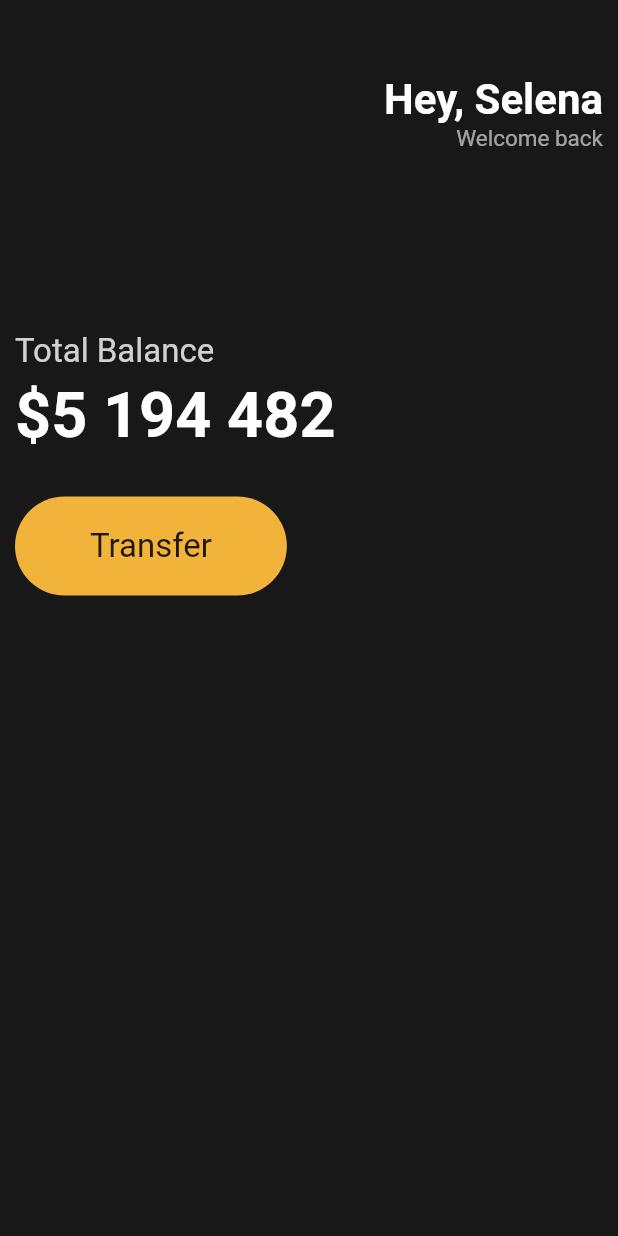
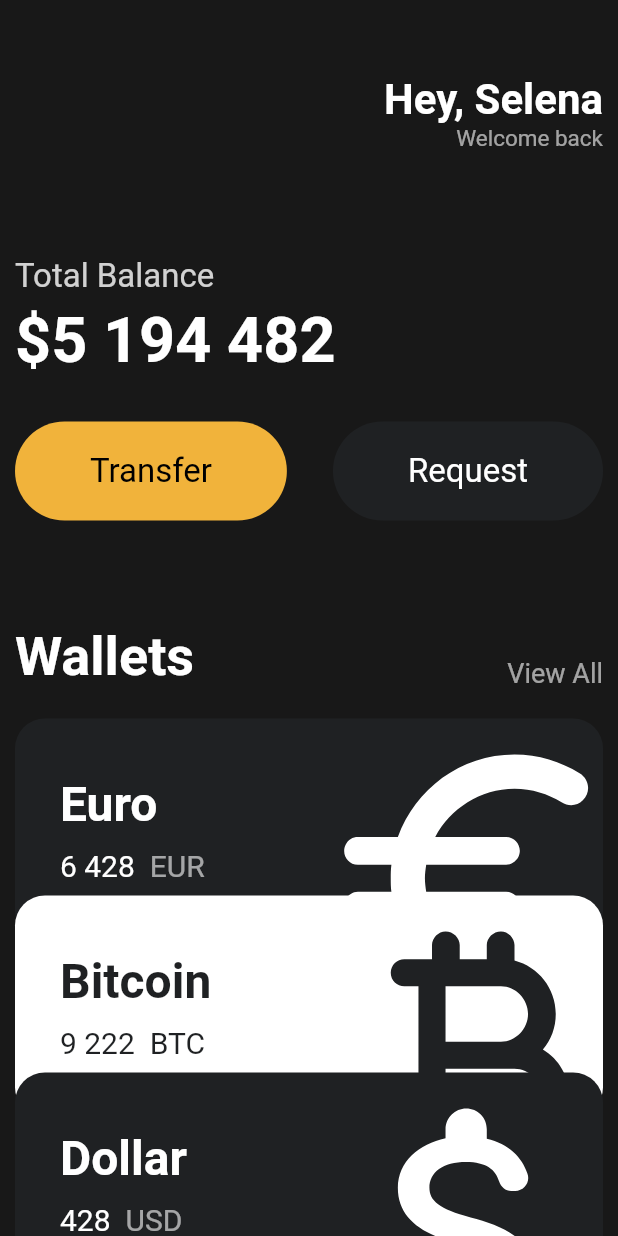
Before and after one commit to HyeonJi-Son/nomad_toonflix, a Flutter app: the screen it shows after launch, on a phone screen of 412 x 824 dp. Run offline on Flutter 3.47's test engine with Material 2 defaults, Android fonts, the phone set to English and light mode, and no system bars.

Commit message:
[230831]3강 UI 챌린지 완료

```diff
--- a/lib/main.dart
+++ b/lib/main.dart
@@ -1,4 +1,11 @@
 import 'package:flutter/material.dart';
+import 'package:toonflix/widgets/button.dart';
+import 'package:toonflix/widgets/currency_card.dart';
+
+const taxAmount = 15;
+const priceAmount = 30;
+
+var finalPrice = taxAmount + priceAmount;
 
 void main() {
   runApp(App());
@@ -28,7 +35,8 @@ class App extends StatelessWidget {
     return MaterialApp(
       home: Scaffold(
         backgroundColor: Color(0xFF181818),
-        body: Padding(
+        body: SingleChildScrollView(
+          child: Padding(
             padding: EdgeInsets.symmetric(horizontal: 10),
             child: Column(
                 crossAxisAlignment: CrossAxisAlignment.start,
@@ -60,7 +68,7 @@ class App extends StatelessWidget {
                     ],
                   ),
                   SizedBox(
-                  height: 120,
+                    height: 70,
                   ),
                   Text(
                     'Total Balance',
@@ -84,27 +92,71 @@ class App extends StatelessWidget {
                     height: 30,
                   ),
                   Row(
+                    mainAxisAlignment: MainAxisAlignment.spaceBetween,
                     children: [
-                    Container(
-                      decoration: BoxDecoration(
-                        color: Color(0xFFF2B33A),
-                        borderRadius: BorderRadius.circular(45)
+                      const Button(
+                          text: 'Transfer',
+                          bgColor: Color(0xFFF1B33B),
+                          textColor: Colors.black
                       ),
-                      child: Padding(
-                        padding: EdgeInsets.symmetric(
-                            vertical:20,
-                            horizontal: 50
+                      const Button(
+                          text: 'Request',
+                          bgColor: Color(0xFF1F2123),
+                          textColor: Colors.white
                       ),
-                        child: Text('Transfer',
+                    ],
+                  ),
+                  const SizedBox(
+                    height: 70,
+                  ),
+                  Row(
+                    mainAxisAlignment: MainAxisAlignment.spaceBetween,
+                    crossAxisAlignment: CrossAxisAlignment.end,
+                    children: [
+                    Text('Wallets',
                     style: TextStyle(
-                            fontSize: 22,
-                          )
+                      color: Colors.white,
+                      fontSize: 36,
+                      fontWeight: FontWeight.w600,
+                    )),
+                    Text('View All',
+                    style: TextStyle(
+                      color:Colors.white.withOpacity(0.6),
+                      fontSize: 18,
+                    )),
+                  ],),
+                  const SizedBox(
+                    height: 20,
                   ),
+                  CurrencyCard(
+                    name: 'Euro',
+                    code: 'EUR',
+                    amount: '6 428',
+                    icon: Icons.euro_rounded,
+                    isInverted: false,
+                  ),
+                  Transform.translate(
+                    offset: const Offset(0, -30),
+                    child: const CurrencyCard(
+                      name: 'Bitcoin',
+                      code: 'BTC',
+                      amount: '9 222',
+                      icon: Icons.currency_bitcoin_rounded,
+                      isInverted: true,
+                    ),
+                  ),
+                  Transform.translate(
+                    offset: const Offset(0, -60),
+                    child: const CurrencyCard(
+                      name: 'Dollar',
+                      code: 'USD',
+                      amount: '428',
+                      icon: Icons.attach_money_rounded,
+                      isInverted: false,
                     ),
                   ),
                 ],
             ),
-              ],
           ),
         ),
         //class를 찍을 때 마다 ,(콤마)를 찍어주면 vsCode가 자동으로 아래처럼 class가 닫힌 부분을 표시해준다.
--- /dev/null
+++ b/lib/widgets/button.dart
@@ -0,0 +1,37 @@
+import 'package:flutter/material.dart';
+
+class Button extends StatelessWidget {
+  final String text;
+  final Color bgColor;
+  final Color textColor;
+
+  const Button({
+    super.key,
+    required this.text,
+    required this.bgColor,
+    required this.textColor,
+  });
+
+  @override
+  Widget build(BuildContext context) {
+    return Container(
+      decoration: BoxDecoration(
+          color: bgColor,
+          borderRadius: BorderRadius.circular(45)
+      ),
+      child: Padding(
+        padding: const EdgeInsets.symmetric(
+            vertical:20,
+            horizontal: 50
+        ),
+        child: Text(
+            text, //버튼 텍스트 내용
+            style: TextStyle(
+              color: textColor,
+              fontSize: 22,
+            )
+        ),
+      ),
+    );
+  }
+}
--- /dev/null
+++ b/lib/widgets/currency_card.dart
@@ -0,0 +1,80 @@
+import 'package:flutter/cupertino.dart';
+import 'package:flutter/material.dart';
+
+class CurrencyCard extends StatelessWidget {
+  final String name, code, amount;
+  final IconData icon;
+  final bool isInverted;
+
+  final _blackColor = const Color(0xFF1F2123);
+
+  const CurrencyCard({
+    super.key,
+    required this.name,
+    required this.code,
+    required this.amount,
+    required this.icon,
+    required this.isInverted,
+  });
+
+@override
+  Widget build(BuildContext context) {
+    return Container(
+      clipBehavior: Clip.hardEdge,
+      //clipBehavior: Container가 담은 요소가 Container를 넘어갔을 때 어떻게 처리할지 지정.
+      decoration: BoxDecoration(
+        color: isInverted? Colors.white : _blackColor,
+        borderRadius: BorderRadius.circular(20),
+      ),
+      child: Padding(
+        padding: const EdgeInsets.all(30),
+        child: Row(
+          mainAxisAlignment: MainAxisAlignment.spaceBetween,
+          children: [
+            Column(
+              crossAxisAlignment: CrossAxisAlignment.start,
+              children: [
+                Text(name,
+                    style: TextStyle(
+                      color: isInverted ? _blackColor : Colors.white,
+                      fontSize: 32,
+                      fontWeight: FontWeight.w600,
+                    )),
+                SizedBox( height: 10,),
+                Row(
+                  children: [
+                    Text(amount,
+                      style: TextStyle(
+                        color: isInverted ? _blackColor : Colors.white,
+                        fontSize: 20,
+                      ),
+                    ),
+                    SizedBox(width: 10),
+                    Text(code,
+                      style: TextStyle(
+                        color: isInverted ? _blackColor : Colors.white.withOpacity(0.6),
+                        fontSize: 20,
+                      ),
+                    ),
+                  ],
+                ),
+              ],
+            ),
+            Transform.scale(
+              scale: 2.5,
+              child: Transform.translate(
+                offset: Offset(-5, 13),
+                child: Icon(
+                  icon,
+                  color: isInverted ? _blackColor : Colors.white,
+                  size: 88,
+                ),
+              ),
+
+            ),
+          ],
+        ),
+      ),
+    );
+  }
+}
```
Lines whose indentation alone changed are shown as unchanged.
